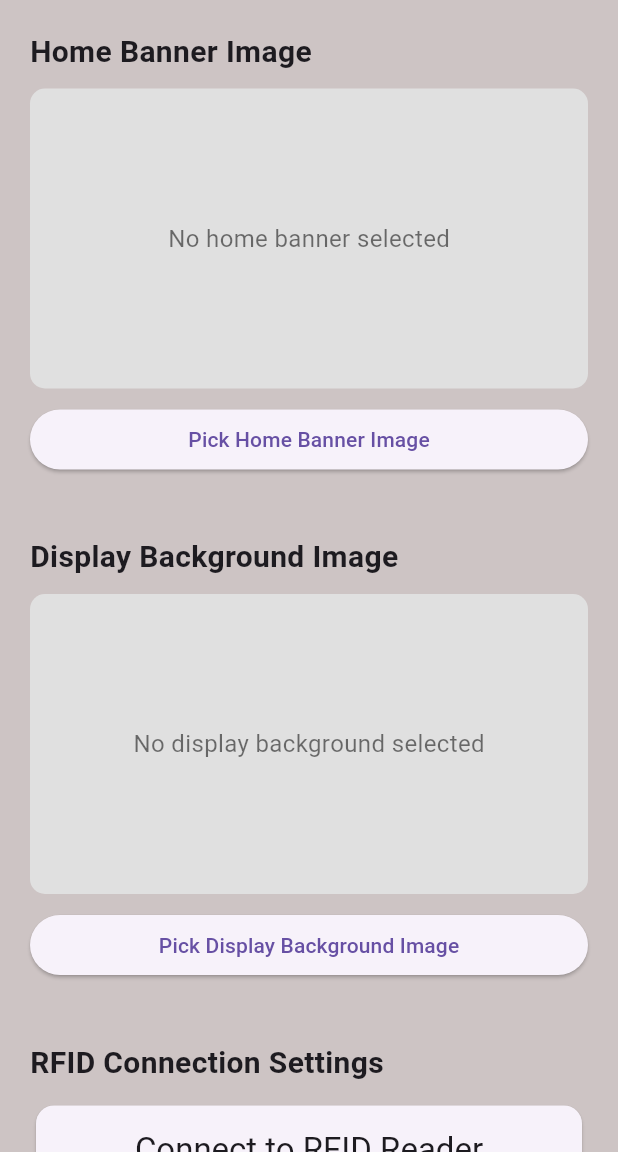
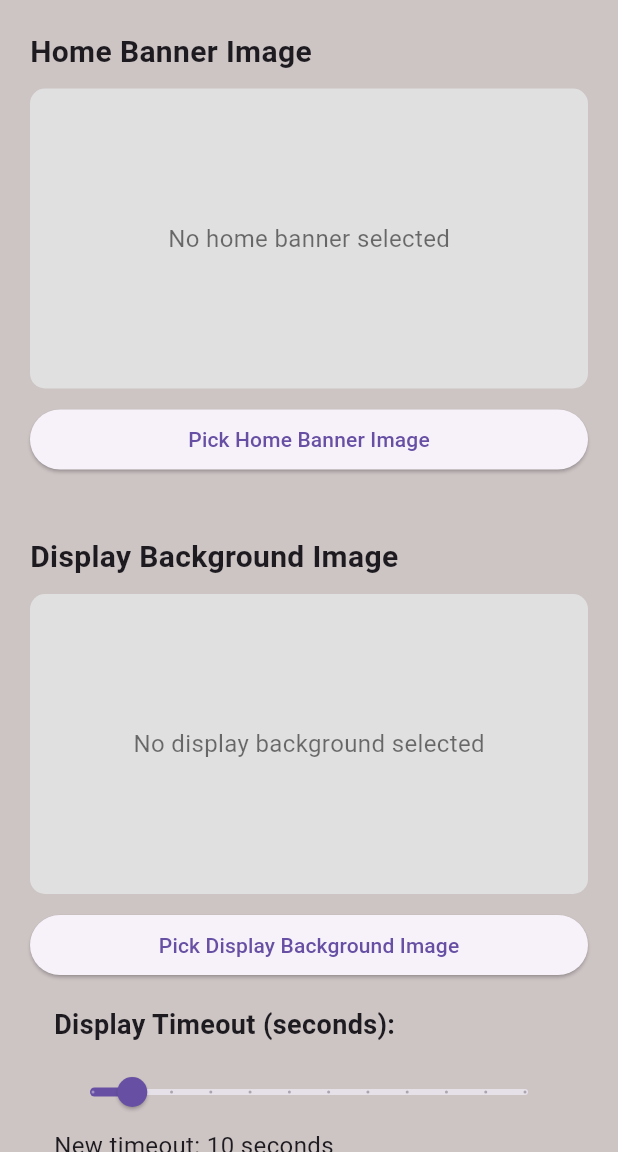
Before and after one commit to Alfa4258/project-rfid, a Flutter app: the ChangeBackgroundPage screen opened directly, on a phone screen of 412 x 824 dp, the part 84-1236 px from its top. Run offline on Flutter 3.47's test engine with Material 3 defaults, Android fonts, the light colour scheme and no system bars; our stand-ins replace file_picker, sqflite, sqflite_common_ffi; missing offline and left inert: excel, flutter_libserialport; accounts and stored records are empty; statements that could not run were skipped.

Commit message:
mengubah timeout setting dimana akan setting baru akan berkerja  ketika menekan apply setting button

```diff
--- a/lib/display_settings_page.dart
+++ b/lib/display_settings_page.dart
@@ -10,6 +10,7 @@ import 'rfid_check_page.dart';
 import 'race_result_page.dart';
 import 'upload_excel.dart';
 import 'connection_provider.dart';
+import 'timeout_provider.dart';
 
 enum ConnectionType { RS232, TCPIP }
 
@@ -18,7 +19,8 @@ class ChangeBackgroundPage extends StatefulWidget {
   ChangeBackgroundPageState createState() => ChangeBackgroundPageState();
 }
 
-class ChangeBackgroundPageState extends State<ChangeBackgroundPage> with SingleTickerProviderStateMixin {
+class ChangeBackgroundPageState extends State<ChangeBackgroundPage>
+    with SingleTickerProviderStateMixin {
   File? _homeBannerImage;
   File? _displayBackgroundImage;
 
@@ -64,7 +66,8 @@ class ChangeBackgroundPageState extends State<ChangeBackgroundPage> with SingleT
   }
 
   void _handleConnect() async {
-    final provider = Provider.of<ConnectionSettingsProvider>(context, listen: false);
+    final provider =
+        Provider.of<ConnectionSettingsProvider>(context, listen: false);
 
     provider.setConnectionSettings(
       _currentConnectionType == ConnectionType.RS232 ? "RS232" : "TCP/IP",
@@ -78,12 +81,15 @@ class ChangeBackgroundPageState extends State<ChangeBackgroundPage> with SingleT
 
     setState(() {
       _isConnected = success;
-      connectionStatus = success ? "Connected to RFID reader (${provider.connectionType})" : "Failed to connect";
+      connectionStatus = success
+          ? "Connected to RFID reader (${provider.connectionType})"
+          : "Failed to connect";
     });
   }
 
   void _handleDisconnect() {
-    final provider = Provider.of<ConnectionSettingsProvider>(context, listen: false);
+    final provider =
+        Provider.of<ConnectionSettingsProvider>(context, listen: false);
     provider.disconnect();
     setState(() {
       _isConnected = false;
@@ -189,7 +195,8 @@ class ChangeBackgroundPageState extends State<ChangeBackgroundPage> with SingleT
   }
 
   void _loadConnectionSettings() {
-    final settings = Provider.of<ConnectionSettingsProvider>(context, listen: false);
+    final settings =
+        Provider.of<ConnectionSettingsProvider>(context, listen: false);
     setState(() {
       _currentConnectionType = settings.connectionType == 'RS232'
           ? ConnectionType.RS232
@@ -202,7 +209,8 @@ class ChangeBackgroundPageState extends State<ChangeBackgroundPage> with SingleT
   }
 
   Future<void> _pickImage(bool isHomeBanner) async {
-    FilePickerResult? result = await FilePicker.platform.pickFiles(type: FileType.image);
+    FilePickerResult? result =
+        await FilePicker.platform.pickFiles(type: FileType.image);
 
     if (result != null && result.files.single.path != null) {
       setState(() {
@@ -216,7 +224,8 @@ class ChangeBackgroundPageState extends State<ChangeBackgroundPage> with SingleT
   }
 
   void _applySettings(BuildContext context) {
-    final backgroundProvider = Provider.of<BackgroundProvider>(context, listen: false);
+    final backgroundProvider =
+        Provider.of<BackgroundProvider>(context, listen: false);
     if (_homeBannerImage != null) {
       backgroundProvider.setHomeBannerImage(_homeBannerImage);
     }
@@ -224,13 +233,25 @@ class ChangeBackgroundPageState extends State<ChangeBackgroundPage> with SingleT
       backgroundProvider.setDisplayBackgroundImage(_displayBackgroundImage);
     }
 
-    final connectionSettingsProvider = Provider.of<ConnectionSettingsProvider>(context, listen: false);
+    final connectionSettingsProvider =
+        Provider.of<ConnectionSettingsProvider>(context, listen: false);
     connectionSettingsProvider.setConnectionSettings(
       _currentConnectionType == ConnectionType.RS232 ? "RS232" : "TCP/IP",
       _selectedPort,
       _ipAddress,
       _port,
       _baudRate,
+    );
+
+    // Apply the timeout duration
+    final timeoutProvider =
+        Provider.of<TimeoutProvider>(context, listen: false);
+    timeoutProvider.applyTimeoutDuration();
+
+    Navigator.pushAndRemoveUntil(
+      context,
+      MaterialPageRoute(builder: (context) => HomePage()),
+      (route) => false,
     );
 
     Navigator.pushAndRemoveUntil(
@@ -411,6 +432,45 @@ class ChangeBackgroundPageState extends State<ChangeBackgroundPage> with SingleT
                   onPressed: () => _pickImage(false),
                   child: Text('Pick Display Background Image'),
                 ),
+                Consumer<TimeoutProvider>(
+                  builder: (context, timeoutProvider, child) {
+                    return Padding(
+                      padding: const EdgeInsets.all(16.0),
+                      child: Column(
+                        crossAxisAlignment: CrossAxisAlignment.start,
+                        children: [
+                          Text(
+                            'Display Timeout (seconds):',
+                            style: TextStyle(
+                                fontSize: 18, fontWeight: FontWeight.bold),
+                          ),
+                          SizedBox(height: 8),
+                          Slider(
+                            value:
+                                timeoutProvider.tempTimeoutDuration.toDouble(),
+                            min: 5,
+                            max: 60,
+                            divisions: 11,
+                            label:
+                                timeoutProvider.tempTimeoutDuration.toString(),
+                            onChanged: (value) {
+                              timeoutProvider
+                                  .setTempTimeoutDuration(value.round());
+                            },
+                          ),
+                          Text(
+                            'New timeout: ${timeoutProvider.tempTimeoutDuration} seconds',
+                            style: TextStyle(fontSize: 16),
+                          ),
+                          Text(
+                            'Current timeout: ${timeoutProvider.timeoutDuration} seconds',
+                            style: TextStyle(fontSize: 16),
+                          ),
+                        ],
+                      ),
+                    );
+                  },
+                ),
                 SizedBox(height: 40),
                 Text(
                   'RFID Connection Settings',
@@ -455,7 +515,9 @@ class ChangeBackgroundPageState extends State<ChangeBackgroundPage> with SingleT
                                     style: TextStyle(
                                       fontSize: 16,
                                       fontWeight: FontWeight.bold,
-                                      color: _isConnected ? Colors.green : Colors.red,
+                                      color: _isConnected
+                                          ? Colors.green
+                                          : Colors.red,
                                     ),
                                   ),
                                   SizedBox(height: 16),
@@ -467,30 +529,38 @@ class ChangeBackgroundPageState extends State<ChangeBackgroundPage> with SingleT
                                         child: Text(port),
                                       );
                                     }).toList(),
-                                    onChanged: _isConnected ? null : (String? newValue) {
-                                      setState(() {
-                                        _selectedPort = newValue;
-                                      });
-                                    },
+                                    onChanged: _isConnected
+                                        ? null
+                                        : (String? newValue) {
+                                            setState(() {
+                                              _selectedPort = newValue;
+                                            });
+                                          },
                                     hint: Text('Select COM Port'),
                                   ),
                                   SizedBox(height: 16),
                                   TextFormField(
                                     initialValue: _baudRate.toString(),
-                                    decoration: InputDecoration(labelText: 'Baud Rate'),
+                                    decoration:
+                                        InputDecoration(labelText: 'Baud Rate'),
                                     keyboardType: TextInputType.number,
                                     onChanged: _isConnected
                                         ? null
                                         : (value) {
                                             setState(() {
-                                              _baudRate = int.tryParse(value) ?? 115200;
+                                              _baudRate =
+                                                  int.tryParse(value) ?? 115200;
                                             });
                                           },
                                   ),
                                   SizedBox(height: 16),
                                   ElevatedButton(
-                                    onPressed: _isConnected ? _handleDisconnect : _handleConnect,
-                                    child: Text(_isConnected ? "Disconnect" : "Connect via RS232"),
+                                    onPressed: _isConnected
+                                        ? _handleDisconnect
+                                        : _handleConnect,
+                                    child: Text(_isConnected
+                                        ? "Disconnect"
+                                        : "Connect via RS232"),
                                   ),
                                 ],
                               ),
@@ -499,7 +569,8 @@ class ChangeBackgroundPageState extends State<ChangeBackgroundPage> with SingleT
                                 children: [
                                   TextFormField(
                                     initialValue: _ipAddress,
-                                    decoration: InputDecoration(labelText: 'IP Address'),
+                                    decoration: InputDecoration(
+                                        labelText: 'IP Address'),
                                     onChanged: _isConnected
                                         ? null
                                         : (value) {
@@ -511,20 +582,26 @@ class ChangeBackgroundPageState extends State<ChangeBackgroundPage> with SingleT
                                   SizedBox(height: 16),
                                   TextFormField(
                                     initialValue: _port.toString(),
-                                    decoration: InputDecoration(labelText: 'Port'),
+                                    decoration:
+                                        InputDecoration(labelText: 'Port'),
                                     keyboardType: TextInputType.number,
                                     onChanged: _isConnected
                                         ? null
                                         : (value) {
                                             setState(() {
-                                              _port = int.tryParse(value) ?? 2022;
+                                              _port =
+                                                  int.tryParse(value) ?? 2022;
                                             });
                                           },
                                   ),
                                   SizedBox(height: 16),
                                   ElevatedButton(
-                                    onPressed: _isConnected ? _handleDisconnect : _handleConnect,
-                                    child: Text(_isConnected ? "Disconnect" : "Connect via TCP/IP"),
+                                    onPressed: _isConnected
+                                        ? _handleDisconnect
+                                        : _handleConnect,
+                                    child: Text(_isConnected
+                                        ? "Disconnect"
+                                        : "Connect via TCP/IP"),
                                   ),
                                 ],
                               ),
```
Also changed, not shown: lib/display_bib.dart (+9 -4 lines), lib/main.dart (+8 -4 lines), lib/timeout_provider.dart (+18 -3 lines).
